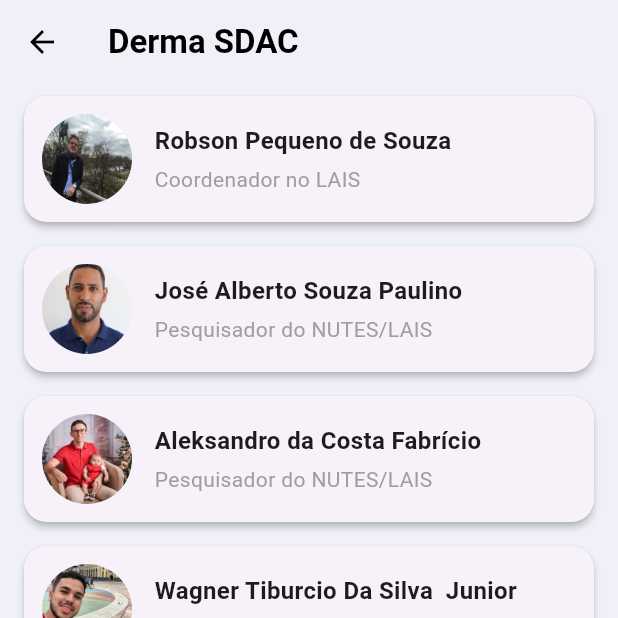
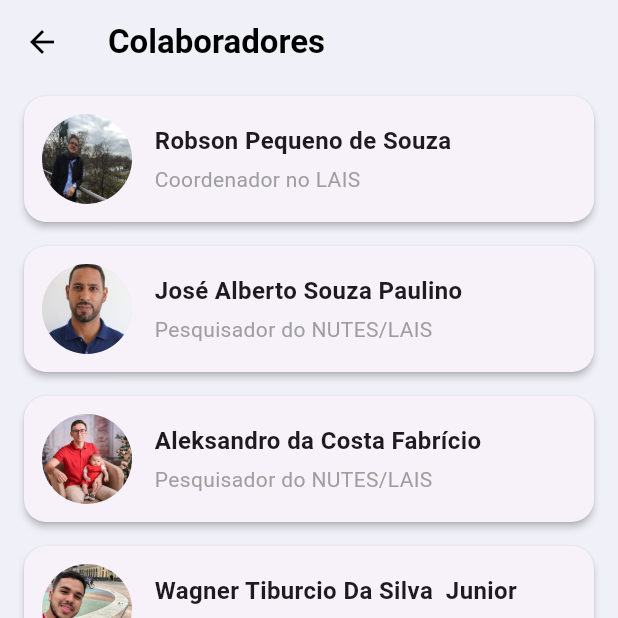
Before and after one commit to Wagnerxxdd/Derma-SDAC---Detec-o-de-Melanomas, a Flutter app: the ContributorsScreen screen opened directly, on a phone screen of 412 x 824 dp, the top half of it. Run offline on Flutter 3.47's test engine with Material 3 defaults, Android fonts, the phone set to English and light mode, and no system bars; our stand-ins replace camera, hive, hive_flutter, image_picker, plugin_platform_interface; missing offline and left inert: dart:ffi, exif; accounts and stored records are empty.

Commit message:
Ajusta UI do historico e tela Sobre

```diff
--- a/lib/views/contributors_screen.dart
+++ b/lib/views/contributors_screen.dart
@@ -27,7 +27,7 @@ class ContributorsScreen extends StatelessWidget {
       backgroundColor: const Color(0xFFF0F0F8),
       appBar: AppBar(
         title: const Text(
-          'Derma SDAC',
+          'Colaboradores',
           style: TextStyle(color: Colors.black, fontWeight: FontWeight.bold),
         ),
         backgroundColor: const Color(0xFFF0F0F8),
--- a/lib/views/history_screen.dart
+++ b/lib/views/history_screen.dart
@@ -75,18 +75,12 @@ class _HistoryScreenState extends State<HistoryScreen> {
                           onSelected: (value) async {
                             if (value == 'delete_history') {
                               await _deleteOnlyHistory(photo);
-                            } else if (value == 'delete_all') {
-                              await _deleteHistoryAndGallery(photo);
                             }
                           },
                           itemBuilder: (_) => const [
                             PopupMenuItem<String>(
                               value: 'delete_history',
                               child: Text('Excluir só do histórico'),
-                            ),
-                            PopupMenuItem<String>(
-                              value: 'delete_all',
-                              child: Text('Excluir histórico + galeria'),
                             ),
                           ],
                         ),
```
Also changed, not shown: lib/views/home_screen.dart (+3 -7 lines).
